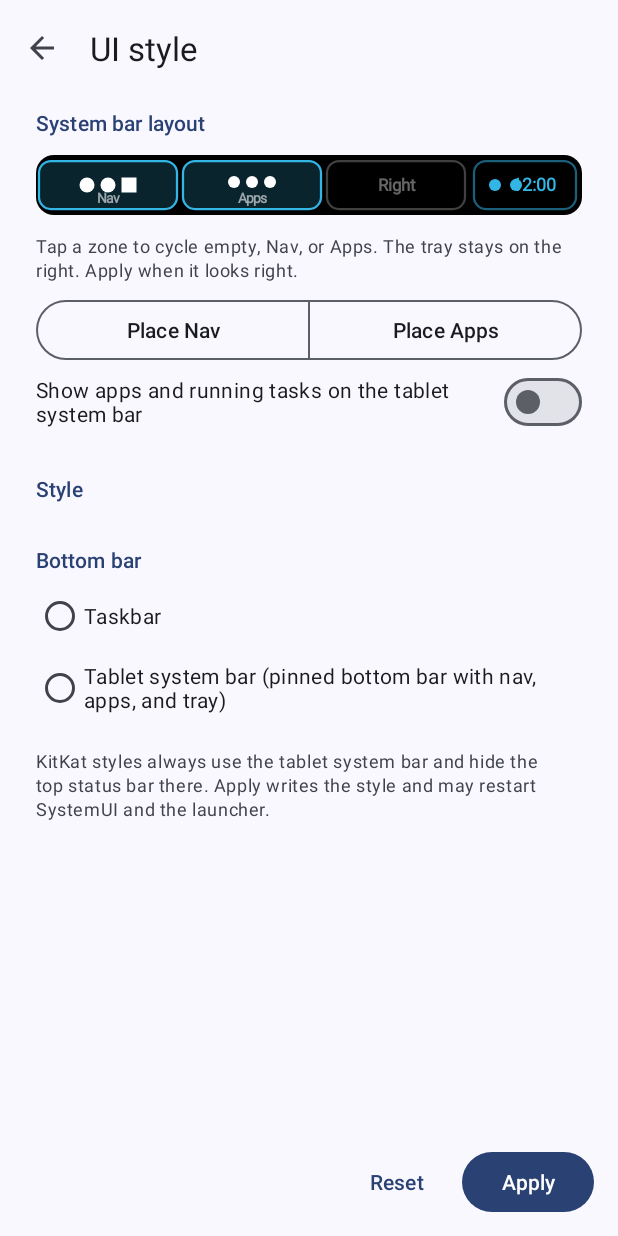
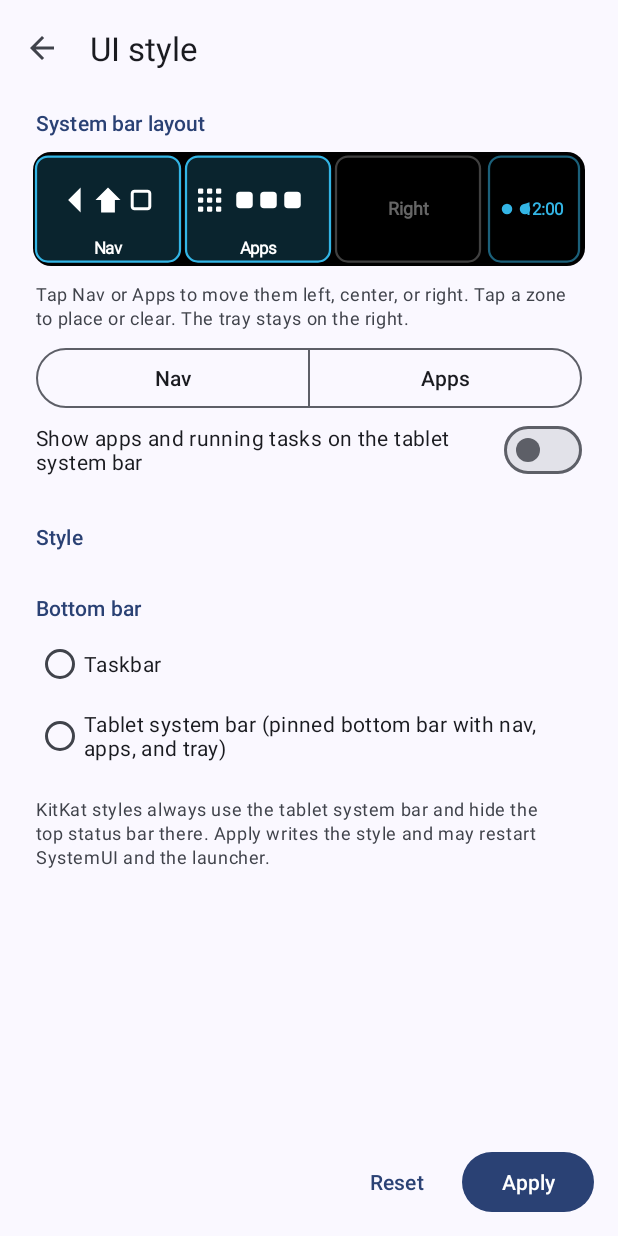
Before and after one commit to Bliss-Bass/retro-style, an Android app: the layout activity_style.xml on its own in the app's theme, with its tools: preview values and no code run, on a phone screen of 412 x 824 dp. Run offline under Robolectric (Android 15) with nearby library versions, the phone set to English and light mode, and no system bars.

Commit message:
Improve system-bar preview glyphs and cycle Nav/Apps on button tap.
Taller preview draws real nav buttons and an apps-menu plus hotseat stubs with room for labels; tapping Nav or Apps advances that item across left/center/right.

```diff
--- a/RetroStyle/app/build.gradle.kts
+++ b/RetroStyle/app/build.gradle.kts
@@ -11,8 +11,8 @@ android {
         applicationId = "org.retro.style"
         minSdk = 30
         targetSdk = 35
-        versionCode = 6
-        versionName = "2.4"
+        versionCode = 7
+        versionName = "2.5"
     }
 
     buildTypes {
--- a/RetroStyle/app/src/main/java/org/retro/style/BarZones.kt
+++ b/RetroStyle/app/src/main/java/org/retro/style/BarZones.kt
@@ -93,6 +93,22 @@ data class BarZones(
         if (!appsEnabled) apps = null
     }
 
+    /** Move nav to the next zone (left → center → right → left), swapping with apps if needed. */
+    fun cycleNav() {
+        placeNav(nextZone(nav))
+    }
+
+    /** Move apps to the next zone; no-op when apps are off the bar. */
+    fun cycleApps() {
+        val current = apps ?: return
+        placeApps(nextZone(current))
+    }
+
+    private fun nextZone(from: BarZone): BarZone {
+        val order = BarZone.entries
+        return order[(order.indexOf(from) + 1) % order.size]
+    }
+
     private fun firstEmpty(excluding: BarZone? = null): BarZone? =
         BarZone.entries.firstOrNull { it != excluding && occupantAt(it) == null }
 
--- a/RetroStyle/app/src/main/java/org/retro/style/StyleActivity.kt
+++ b/RetroStyle/app/src/main/java/org/retro/style/StyleActivity.kt
@@ -78,13 +78,19 @@ class StyleActivity : AppCompatActivity() {
             bindTools()
         }
 
-        findViewById<MaterialButtonToggleGroup>(R.id.tool_group).addOnButtonCheckedListener {
-            _,
-            checkedId,
-            isChecked ->
-            if (!isChecked || syncingUi) return@addOnButtonCheckedListener
-            placeTool =
-                if (checkedId == R.id.tool_apps) BarOccupant.APPS else BarOccupant.NAV
+        findViewById<MaterialButton>(R.id.tool_nav).setOnClickListener {
+            if (syncingUi || !draft.isSystemBar()) return@setOnClickListener
+            placeTool = BarOccupant.NAV
+            draft.zones.cycleNav()
+            bindTools()
+            refreshPreviewAndDirty()
+        }
+        findViewById<MaterialButton>(R.id.tool_apps).setOnClickListener {
+            if (syncingUi || !draft.isSystemBar() || !draft.barApps) return@setOnClickListener
+            placeTool = BarOccupant.APPS
+            draft.zones.cycleApps()
+            bindTools()
+            refreshPreviewAndDirty()
         }
 
         buildStyleList()
@@ -116,6 +122,7 @@ class StyleActivity : AppCompatActivity() {
     private fun refreshPreviewAndDirty() {
         preview.zones = draft.zones.copy()
         preview.appsEnabled = draft.barApps && draft.isSystemBar()
+        preview.extraButtons = draft.barButtons
         preview.applyPackChrome(draft.pack())
         preview.visibility = if (draft.isSystemBar()) View.VISIBLE else View.GONE
         findViewById<View>(R.id.preview_tools).visibility =
@@ -357,7 +364,7 @@ class StyleActivity : AppCompatActivity() {
             }
             .setPositiveButton(android.R.string.ok) { _, _ ->
                 draft.barButtons = keys.filterIndexed { i, _ -> checked[i] }
-                updateDirtyState()
+                refreshPreviewAndDirty()
             }
             .setNegativeButton(android.R.string.cancel, null)
             .show()
--- a/RetroStyle/app/src/main/java/org/retro/style/SystemBarPreviewView.kt
+++ b/RetroStyle/app/src/main/java/org/retro/style/SystemBarPreviewView.kt
@@ -6,15 +6,16 @@ package org.retro.style
 import android.content.Context
 import android.graphics.Canvas
 import android.graphics.Paint
+import android.graphics.Path
 import android.graphics.RectF
 import android.util.AttributeSet
 import android.view.MotionEvent
 import android.view.View
-import kotlin.math.min
 
 /**
  * Mini tablet system bar: three tappable zones (left / center / right-before-tray) plus a fixed
- * tray at the end. Tap a zone to cycle empty → Nav → Apps → empty ([BarZones.cycleAt]).
+ * tray at the end. Occupied zones draw nav buttons or apps-menu + hotseat icons with labels.
+ * Tap a zone to cycle empty → Nav → Apps → empty ([BarZones.cycleAt]).
  */
 class SystemBarPreviewView
 @JvmOverloads
@@ -28,6 +29,13 @@ constructor(context: Context, attrs: AttributeSet? = null, defStyleAttr: Int = 0
         }
 
     var appsEnabled: Boolean = true
+        set(value) {
+            field = value
+            invalidate()
+        }
+
+    /** Extra system-bar buttons from the draft (`vol_down`, `vol_up`, …). */
+    var extraButtons: List<String> = emptyList()
         set(value) {
             field = value
             invalidate()
@@ -61,29 +69,31 @@ constructor(context: Context, attrs: AttributeSet? = null, defStyleAttr: Int = 0
 
     private val barPaint = Paint(Paint.ANTI_ALIAS_FLAG)
     private val fillPaint = Paint(Paint.ANTI_ALIAS_FLAG)
+    private val strokePaint =
+        Paint(Paint.ANTI_ALIAS_FLAG).apply {
+            style = Paint.Style.STROKE
+            strokeWidth = dp(1.5f)
+        }
     private val textPaint =
         Paint(Paint.ANTI_ALIAS_FLAG).apply {
             textAlign = Paint.Align.CENTER
             isFakeBoldText = true
         }
-    private val strokePaint =
-        Paint(Paint.ANTI_ALIAS_FLAG).apply {
-            style = Paint.Style.STROKE
-            strokeWidth = dp(1.5f)
-        }
+    private val path = Path()
     private val barRect = RectF()
     private val zoneRects = Array(3) { RectF() }
     private val trayRect = RectF()
+    private val tmpRect = RectF()
 
     override fun onMeasure(widthMeasureSpec: Int, heightMeasureSpec: Int) {
         val w = MeasureSpec.getSize(widthMeasureSpec)
-        val h = resolveSize(dp(56f).toInt(), heightMeasureSpec)
+        val h = resolveSize(dp(88f).toInt(), heightMeasureSpec)
         setMeasuredDimension(w, h)
     }
 
     override fun onSizeChanged(w: Int, h: Int, oldw: Int, oldh: Int) {
-        val pad = dp(8f)
-        val trayW = dp(72f)
+        val pad = dp(6f)
+        val trayW = dp(64f)
         barRect.set(pad, pad, w - pad, h - pad)
         val inner = RectF(barRect)
         inner.right -= trayW + dp(4f)
@@ -91,12 +101,17 @@ constructor(context: Context, attrs: AttributeSet? = null, defStyleAttr: Int = 0
         for (i in 0 until 3) {
             zoneRects[i].set(
                 inner.left + i * zoneW + dp(2f),
-                inner.top + dp(4f),
+                inner.top + dp(3f),
                 inner.left + (i + 1) * zoneW - dp(2f),
-                inner.bottom - dp(4f),
+                inner.bottom - dp(3f),
             )
         }
-        trayRect.set(inner.right + dp(4f), inner.top + dp(4f), barRect.right - dp(4f), inner.bottom - dp(4f))
+        trayRect.set(
+            inner.right + dp(4f),
+            inner.top + dp(3f),
+            barRect.right - dp(4f),
+            inner.bottom - dp(3f),
+        )
     }
 
     override fun onDraw(canvas: Canvas) {
@@ -125,59 +140,172 @@ constructor(context: Context, attrs: AttributeSet? = null, defStyleAttr: Int = 0
             BarOccupant.APPS -> drawApps(canvas, rect)
             null -> {
                 textPaint.color = contentColor and 0x66FFFFFF.toInt()
-                textPaint.textSize = dp(11f)
+                textPaint.textSize = dp(12f)
                 canvas.drawText(zoneLabel(zone), rect.centerX(), rect.centerY() + dp(4f), textPaint)
             }
         }
     }
 
     private fun drawNav(canvas: Canvas, rect: RectF) {
-        fillPaint.color = if (kitKat) accentColor else contentColor
-        val cy = rect.centerY()
-        val size = dp(5f)
-        val gap = dp(14f)
-        val cx = rect.centerX()
-        // Back chevron, home circle, recents square — simplified glyphs.
-        canvas.drawCircle(cx - gap, cy, size, fillPaint)
-        canvas.drawCircle(cx, cy, size, fillPaint)
-        canvas.drawRect(cx + gap - size, cy - size, cx + gap + size, cy + size, fillPaint)
-        textPaint.color = contentColor and 0x99FFFFFF.toInt()
-        textPaint.textSize = dp(9f)
-        canvas.drawText("Nav", rect.centerX(), rect.bottom - dp(4f), textPaint)
+        val labelH = dp(16f)
+        val iconsBottom = rect.bottom - labelH - dp(2f)
+        val iconsTop = rect.top + dp(6f)
+        val cy = (iconsTop + iconsBottom) / 2f
+        val color = if (kitKat) accentColor else contentColor
+        fillPaint.color = color
+        strokePaint.color = color
+        strokePaint.strokeWidth = dp(2f)
+
+        val buttons = mutableListOf("back", "home", "recents")
+        for (extra in extraButtons) {
+            if (extra in StyleSettings.BAR_BUTTONS) buttons.add(extra)
+        }
+        val slot = minOf(dp(22f), (rect.width() - dp(8f)) / buttons.size.coerceAtLeast(1))
+        val total = slot * buttons.size
+        var cx = rect.centerX() - total / 2f + slot / 2f
+        for (button in buttons) {
+            drawNavGlyph(canvas, button, cx, cy, slot * 0.38f)
+            cx += slot
+        }
+
+        textPaint.color = contentColor
+        textPaint.textSize = dp(11f)
+        canvas.drawText(
+            context.getString(R.string.preview_nav_label),
+            rect.centerX(),
+            rect.bottom - dp(5f),
+            textPaint,
+        )
+        strokePaint.strokeWidth = dp(1.5f)
+    }
+
+    private fun drawNavGlyph(canvas: Canvas, type: String, cx: Float, cy: Float, size: Float) {
+        when (type) {
+            "back" -> {
+                path.reset()
+                path.moveTo(cx + size * 0.45f, cy - size)
+                path.lineTo(cx - size * 0.55f, cy)
+                path.lineTo(cx + size * 0.45f, cy + size)
+                path.close()
+                canvas.drawPath(path, fillPaint)
+            }
+            "home" -> {
+                if (kitKat) {
+                    canvas.drawCircle(cx, cy, size * 0.85f, strokePaint)
+                } else {
+                    path.reset()
+                    path.moveTo(cx, cy - size)
+                    path.lineTo(cx + size, cy)
+                    path.lineTo(cx + size * 0.55f, cy)
+                    path.lineTo(cx + size * 0.55f, cy + size)
+                    path.lineTo(cx - size * 0.55f, cy + size)
+                    path.lineTo(cx - size * 0.55f, cy)
+                    path.lineTo(cx - size, cy)
+                    path.close()
+                    canvas.drawPath(path, fillPaint)
+                }
+            }
+            "recents" -> {
+                tmpRect.set(cx - size * 0.7f, cy - size * 0.7f, cx + size * 0.7f, cy + size * 0.7f)
+                canvas.drawRoundRect(tmpRect, dp(1.5f), dp(1.5f), strokePaint)
+            }
+            "vol_down",
+            "vol_up" -> {
+                // Speaker wedge
+                path.reset()
+                path.moveTo(cx - size * 0.2f, cy - size * 0.45f)
+                path.lineTo(cx - size * 0.7f, cy - size * 0.45f)
+                path.lineTo(cx - size * 0.7f, cy + size * 0.45f)
+                path.lineTo(cx - size * 0.2f, cy + size * 0.45f)
+                path.lineTo(cx + size * 0.35f, cy + size)
+                path.lineTo(cx + size * 0.35f, cy - size)
+                path.close()
+                canvas.drawPath(path, fillPaint)
+            }
+            "screenshot" -> {
+                tmpRect.set(cx - size * 0.75f, cy - size * 0.55f, cx + size * 0.75f, cy + size * 0.55f)
+                canvas.drawRoundRect(tmpRect, dp(2f), dp(2f), strokePaint)
+                canvas.drawCircle(cx, cy, size * 0.28f, fillPaint)
+            }
+            "power" -> {
+                canvas.drawCircle(cx, cy, size * 0.75f, strokePaint)
+                canvas.drawLine(cx, cy - size, cx, cy - size * 0.15f, strokePaint)
+            }
+        }
     }
 
     private fun drawApps(canvas: Canvas, rect: RectF) {
+        val labelH = dp(16f)
+        val iconsBottom = rect.bottom - labelH - dp(2f)
+        val iconsTop = rect.top + dp(6f)
+        val cy = (iconsTop + iconsBottom) / 2f
         fillPaint.color = contentColor
-        val cy = rect.centerY() - dp(2f)
-        val size = dp(4f)
-        val gap = dp(12f)
-        val cx = rect.centerX()
-        for (i in -1..1) {
-            canvas.drawCircle(cx + i * gap, cy, size, fillPaint)
+        strokePaint.color = contentColor
+        strokePaint.strokeWidth = dp(1.5f)
+
+        // Apps menu (3×3 grid) on the left of the zone.
+        val cell = dp(3.5f)
+        val gap = dp(2.5f)
+        val gridW = cell * 3 + gap * 2
+        val gridLeft = rect.left + dp(8f)
+        val gridTop = cy - gridW / 2f
+        for (row in 0 until 3) {
+            for (col in 0 until 3) {
+                val x = gridLeft + col * (cell + gap)
+                val y = gridTop + row * (cell + gap)
+                tmpRect.set(x, y, x + cell, y + cell)
+                canvas.drawRoundRect(tmpRect, dp(0.8f), dp(0.8f), fillPaint)
+            }
         }
-        textPaint.color = contentColor and 0x99FFFFFF.toInt()
-        textPaint.textSize = dp(9f)
-        canvas.drawText("Apps", rect.centerX(), rect.bottom - dp(4f), textPaint)
+
+        // Hotseat / running-task icon stubs to the right of the grid.
+        val icon = dp(11f)
+        val iconGap = dp(5f)
+        val count = 4
+        var x = gridLeft + gridW + dp(10f)
+        val maxRight = rect.right - dp(6f)
+        var drawn = 0
+        while (drawn < count && x + icon <= maxRight) {
+            tmpRect.set(x, cy - icon / 2f, x + icon, cy + icon / 2f)
+            canvas.drawRoundRect(tmpRect, dp(2.5f), dp(2.5f), fillPaint)
+            // Inner well so stubs read as app icons.
+            fillPaint.color = contentColor and 0x44FFFFFF.toInt()
+            tmpRect.inset(dp(2f), dp(2f))
+            canvas.drawRoundRect(tmpRect, dp(1.5f), dp(1.5f), fillPaint)
+            fillPaint.color = contentColor
+            x += icon + iconGap
+            drawn++
+        }
+
+        textPaint.color = contentColor
+        textPaint.textSize = dp(11f)
+        canvas.drawText(
+            context.getString(R.string.preview_apps_label),
+            rect.centerX(),
+            rect.bottom - dp(5f),
+            textPaint,
+        )
     }
 
     private fun drawTray(canvas: Canvas, rect: RectF) {
         val r = if (kitKat) dp(2f) else dp(8f)
         strokePaint.color = accentColor and 0x88FFFFFF.toInt()
+        strokePaint.strokeWidth = dp(1.5f)
         canvas.drawRoundRect(rect, r, r, strokePaint)
         fillPaint.color = accentColor
         val cy = rect.centerY()
-        canvas.drawCircle(rect.left + dp(14f), cy, dp(4f), fillPaint)
-        canvas.drawCircle(rect.left + dp(28f), cy, dp(4f), fillPaint)
+        canvas.drawCircle(rect.left + dp(12f), cy, dp(3.5f), fillPaint)
+        canvas.drawCircle(rect.left + dp(24f), cy, dp(3.5f), fillPaint)
         textPaint.color = accentColor
-        textPaint.textSize = dp(12f)
-        canvas.drawText("12:00", rect.right - dp(28f), cy + dp(4f), textPaint)
+        textPaint.textSize = dp(11f)
+        canvas.drawText("12:00", rect.right - dp(24f), cy + dp(4f), textPaint)
     }
 
     private fun zoneLabel(zone: BarZone): String =
         when (zone) {
-            BarZone.START -> "Left"
-            BarZone.CENTER -> "Center"
-            BarZone.END -> "Right"
+            BarZone.START -> context.getString(R.string.preview_zone_left)
+            BarZone.CENTER -> context.getString(R.string.preview_zone_center)
+            BarZone.END -> context.getString(R.string.preview_zone_right)
         }
 
     override fun onTouchEvent(event: MotionEvent): Boolean {
--- a/RetroStyle/app/src/main/res/layout/activity_style.xml
+++ b/RetroStyle/app/src/main/res/layout/activity_style.xml
@@ -23,7 +23,7 @@
     <org.retro.style.SystemBarPreviewView
         android:id="@+id/system_bar_preview"
         android:layout_width="match_parent"
-        android:layout_height="56dp"
+        android:layout_height="88dp"
         android:layout_marginHorizontal="16dp"
         android:contentDescription="@string/section_preview" />
 
--- a/RetroStyle/app/src/main/res/values/strings.xml
+++ b/RetroStyle/app/src/main/res/values/strings.xml
@@ -6,10 +6,15 @@
     <string name="menu_advanced">Advanced</string>
     <string name="apply">Apply</string>
     <string name="reset">Reset</string>
-    <string name="preview_hint">Tap a zone to cycle empty, Nav, or Apps. The tray stays on the right. Apply when it looks right.</string>
+    <string name="preview_hint">Tap Nav or Apps to move them left, center, or right. Tap a zone to place or clear. The tray stays on the right.</string>
     <string name="section_preview">System bar layout</string>
-    <string name="tool_nav">Place Nav</string>
-    <string name="tool_apps">Place Apps</string>
+    <string name="tool_nav">Nav</string>
+    <string name="tool_apps">Apps</string>
+    <string name="preview_nav_label">Nav</string>
+    <string name="preview_apps_label">Apps</string>
+    <string name="preview_zone_left">Left</string>
+    <string name="preview_zone_center">Center</string>
+    <string name="preview_zone_right">Right</string>
 
     <string name="section_style">Style</string>
     <string name="category_modern">Today\'s Android</string>
```
